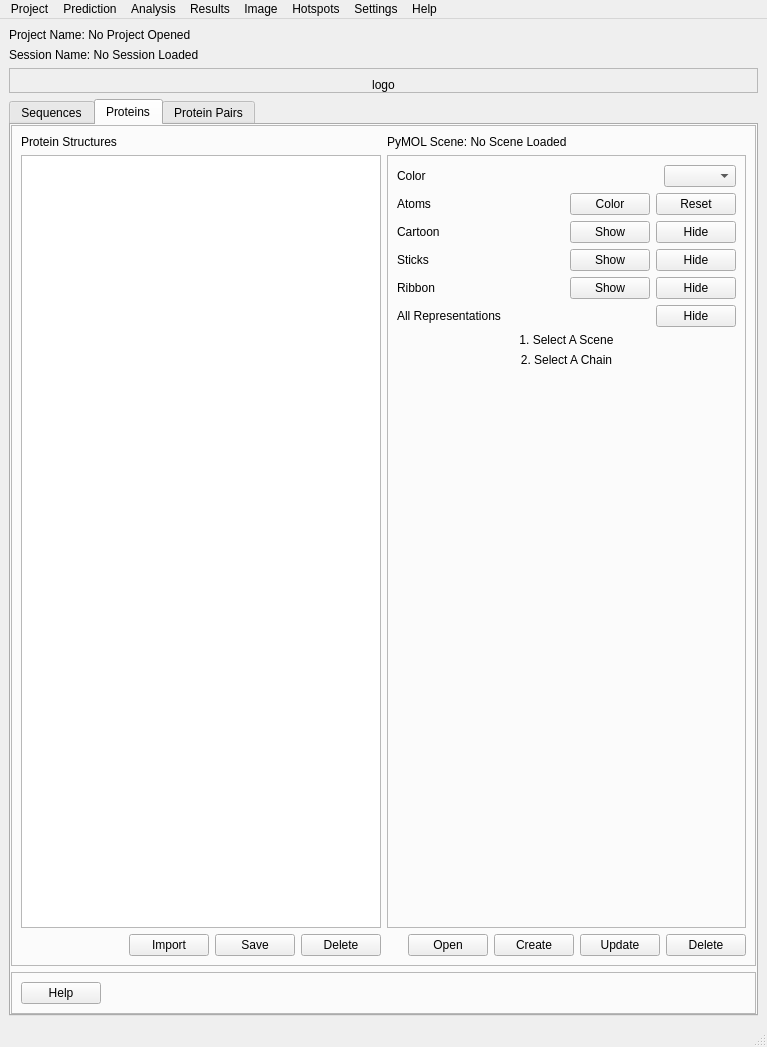
This is pyssa/gui/ui/forms/main_view.ui in urban233/PySSA as Qt 5 draws it before an edit. The edited form follows.
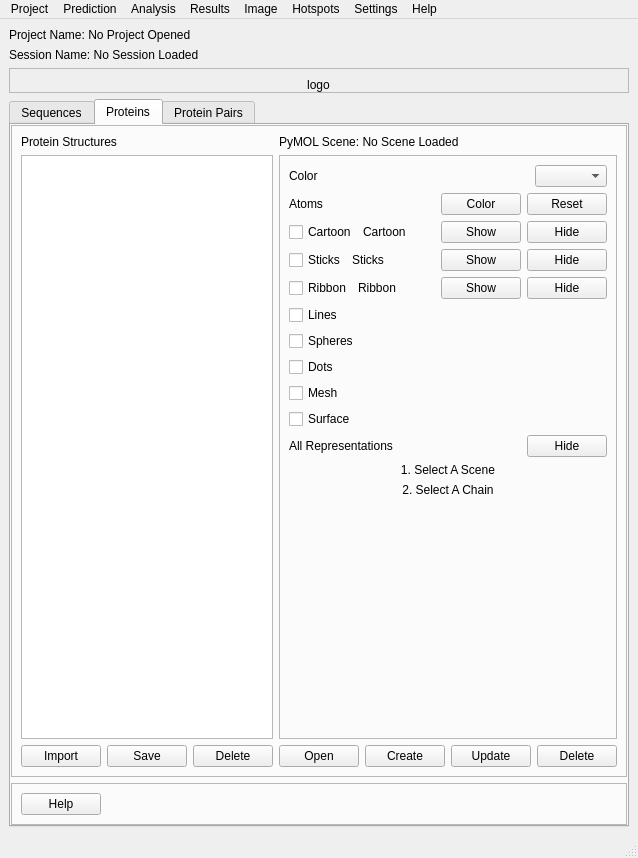
This is the edited form.

Commit message: changed representation selection in pymol scene configuration in the main view

What changed in the file:
```diff
--- a/pyssa/gui/ui/forms/main_view.ui
+++ b/pyssa/gui/ui/forms/main_view.ui
@@ -6,8 +6,8 @@
    <rect>
     <x>0</x>
     <y>0</y>
-    <width>767</width>
-    <height>1047</height>
+    <width>625</width>
+    <height>858</height>
    </rect>
   </property>
   <property name="windowTitle">
@@ -392,6 +392,13 @@
                 </item>
                 <item>
                  <layout class="QHBoxLayout" name="horizontalLayout_18">
+                  <item>
+                   <widget class="QCheckBox" name="cb_protein_cartoon">
+                    <property name="text">
+                     <string>Cartoon</string>
+                    </property>
+                   </widget>
+                  </item>
                   <item>
                    <widget class="QLabel" name="lbl_protein_cartoon">
                     <property name="text">
@@ -430,6 +437,13 @@
                 </item>
                 <item>
                  <layout class="QHBoxLayout" name="horizontalLayout_19">
+                  <item>
+                   <widget class="QCheckBox" name="cb_protein_sticks">
+                    <property name="text">
+                     <string>Sticks</string>
+                    </property>
+                   </widget>
+                  </item>
                   <item>
                    <widget class="QLabel" name="lbl_protein_sticks">
                     <property name="text">
@@ -468,6 +482,13 @@
                 </item>
                 <item>
                  <layout class="QHBoxLayout" name="horizontalLayout_20">
+                  <item>
+                   <widget class="QCheckBox" name="cb_protein_ribbon">
+                    <property name="text">
+                     <string>Ribbon</string>
+                    </property>
+                   </widget>
+                  </item>
                   <item>
                    <widget class="QLabel" name="lbl_protein_ribbon">
                     <property name="text">
@@ -504,6 +525,126 @@
                   </item>
                  </layout>
                 </item>
+                <item>
+                 <layout class="QHBoxLayout" name="horizontalLayout_32">
+                  <item>
+                   <widget class="QCheckBox" name="cb_protein_lines">
+                    <property name="text">
+                     <string>Lines</string>
+                    </property>
+                   </widget>
+                  </item>
+                  <item>
+                   <spacer name="horizontalSpacer_25">
+                    <property name="orientation">
+                     <enum>Qt::Horizontal</enum>
+                    </property>
+                    <property name="sizeHint" stdset="0">
+                     <size>
+                      <width>40</width>
+                      <height>20</height>
+                     </size>
+                    </property>
+                   </spacer>
+                  </item>
+                 </layout>
+                </item>
+                <item>
+                 <layout class="QHBoxLayout" name="horizontalLayout_28">
+                  <item>
+                   <widget class="QCheckBox" name="cb_protein_spheres">
+                    <property name="text">
+                     <string>Spheres</string>
+                    </property>
+                   </widget>
+                  </item>
+                  <item>
+                   <spacer name="horizontalSpacer_21">
+                    <property name="orientation">
+                     <enum>Qt::Horizontal</enum>
+                    </property>
+                    <property name="sizeHint" stdset="0">
+                     <size>
+                      <width>40</width>
+                      <height>20</height>
+                     </size>
+                    </property>
+                   </spacer>
+                  </item>
+                 </layout>
+                </item>
+                <item>
+                 <layout class="QHBoxLayout" name="horizontalLayout_29">
+                  <item>
+                   <widget class="QCheckBox" name="cb_protein_dots">
+                    <property name="text">
+                     <string>Dots</string>
+                    </property>
+                   </widget>
+                  </item>
+                  <item>
+                   <spacer name="horizontalSpacer_22">
+                    <property name="orientation">
+                     <enum>Qt::Horizontal</enum>
+                    </property>
+                    <property name="sizeHint" stdset="0">
+                     <size>
+                      <width>40</width>
+                      <height>20</height>
+                     </size>
+                    </property>
+                   </spacer>
+                  </item>
+                 </layout>
+                </item>
+                <item>
+                 <layout class="QHBoxLayout" name="horizontalLayout_30">
+                  <item>
+                   <widget class="QCheckBox" name="cb_protein_mesh">
+                    <property name="text">
+                     <string>Mesh</string>
+                    </property>
+                   </widget>
+                  </item>
+                  <item>
+                   <spacer name="horizontalSpacer_23">
+                    <property name="orientation">
+                     <enum>Qt::Horizontal</enum>
+                    </property>
+                    <property name="sizeHint" stdset="0">
+                     <size>
+                      <width>40</width>
+                      <height>20</height>
+                     </size>
+                    </property>
+                   </spacer>
+                  </item>
+                 </layout>
+                </item>
+                <item>
+                 <layout class="QHBoxLayout" name="horizontalLayout_31">
+                  <item>
+                   <widget class="QCheckBox" name="cb_protein_surface">
+                    <property name="text">
+                     <string>Surface</string>
+                    </property>
+                   </widget>
+                  </item>
+                  <item>
+                   <spacer name="horizontalSpacer_24">
+                    <property name="orientation">
+                     <enum>Qt::Horizontal</enum>
+                    </property>
+                    <property name="sizeHint" stdset="0">
+                     <size>
+                      <width>40</width>
+                      <height>20</height>
+                     </size>
+                    </property>
+                   </spacer>
+                  </item>
+                 </layout>
+                </item>
                 <item>
                  <layout class="QHBoxLayout" name="horizontalLayout_16">
                   <item>
@@ -1087,8 +1228,8 @@
     <rect>
      <x>0</x>
      <y>0</y>
-     <width>767</width>
-     <height>26</height>
+     <width>625</width>
+     <height>21</height>
     </rect>
    </property>
    <widget class="QMenu" name="menuProject">
```
The commit also changes 9 other files.
